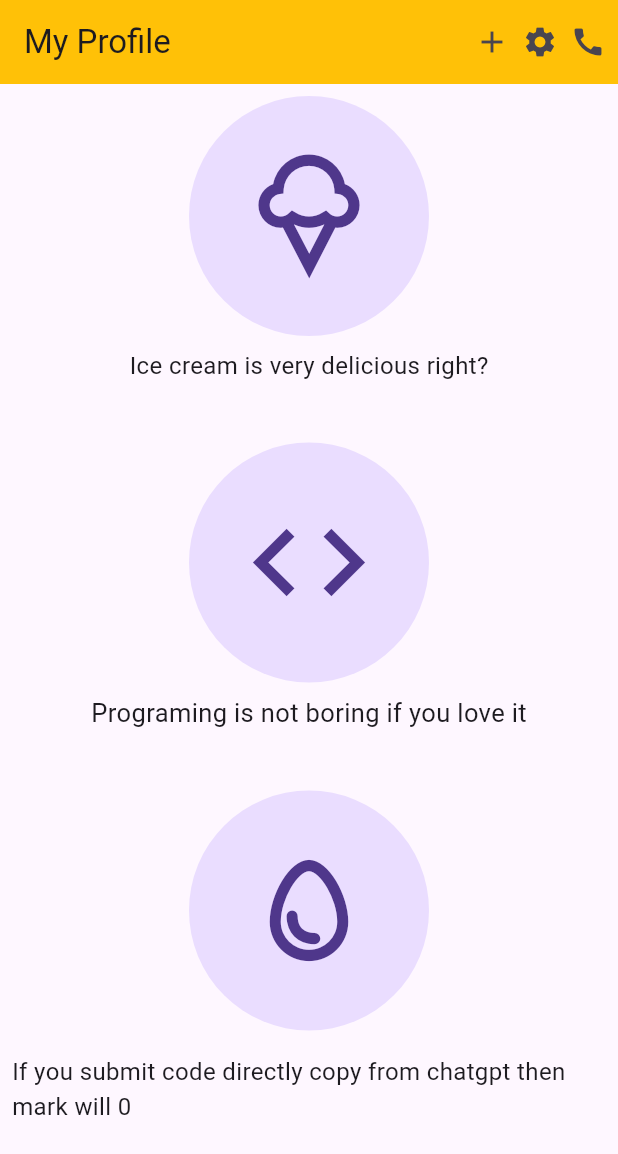
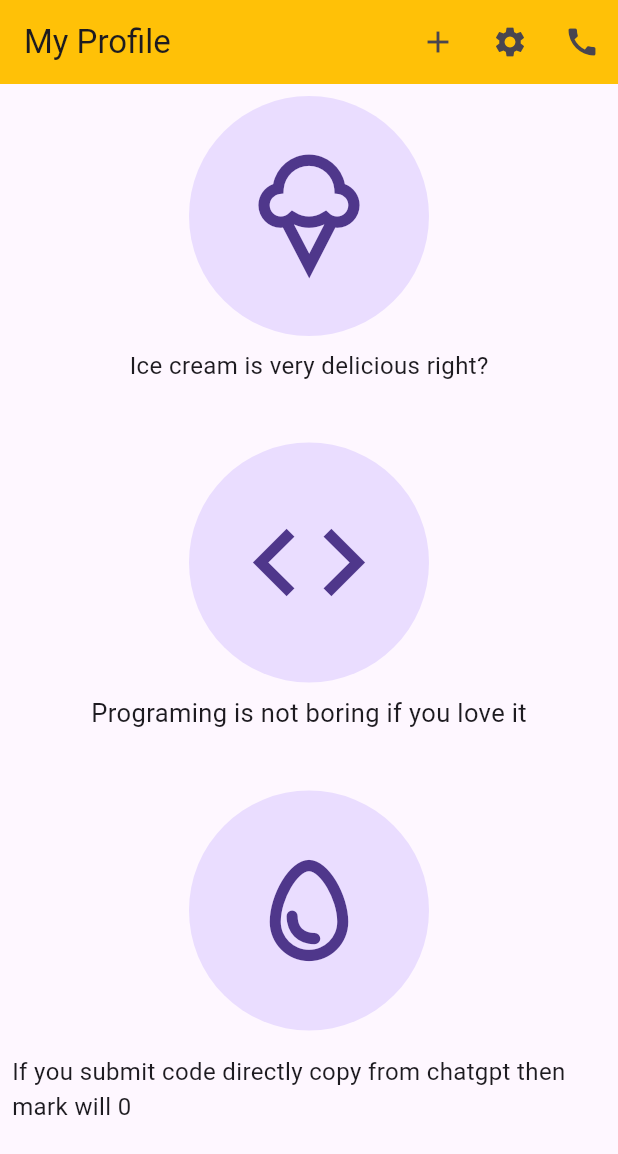
Before and after one commit to jihad0a/assignment, a Flutter app: the screen it shows after launch, on a phone screen of 412 x 824 dp. Shown: the top 1154 px of the screen. Run offline on Flutter 3.47's test engine with Material 3 defaults, Android fonts, the phone set to English and light mode, and no system bars.

Commit message:
Sharing the Assignment.

```diff
--- a/lib/main.dart
+++ b/lib/main.dart
@@ -29,13 +29,10 @@ class _HomeState extends State<Home> {
       appBar: AppBar(
         backgroundColor: Colors.amber,
         title: const Text('My Profile'),
-          actions: const [
-            Icon(Icons.add),
-            SizedBox(width: 8,),
-            Icon(Icons.settings),
-            SizedBox(width: 8,),
-            Icon(Icons.call),
-            SizedBox(width: 8,),
+          actions: [
+            IconButton(onPressed: () {}, icon: const Icon(Icons.add,),),
+            IconButton(onPressed: () {}, icon: const Icon(Icons.settings,),),
+            IconButton(onPressed: () {}, icon: const Icon(Icons.call,),),
           ],
       ),
 
```
